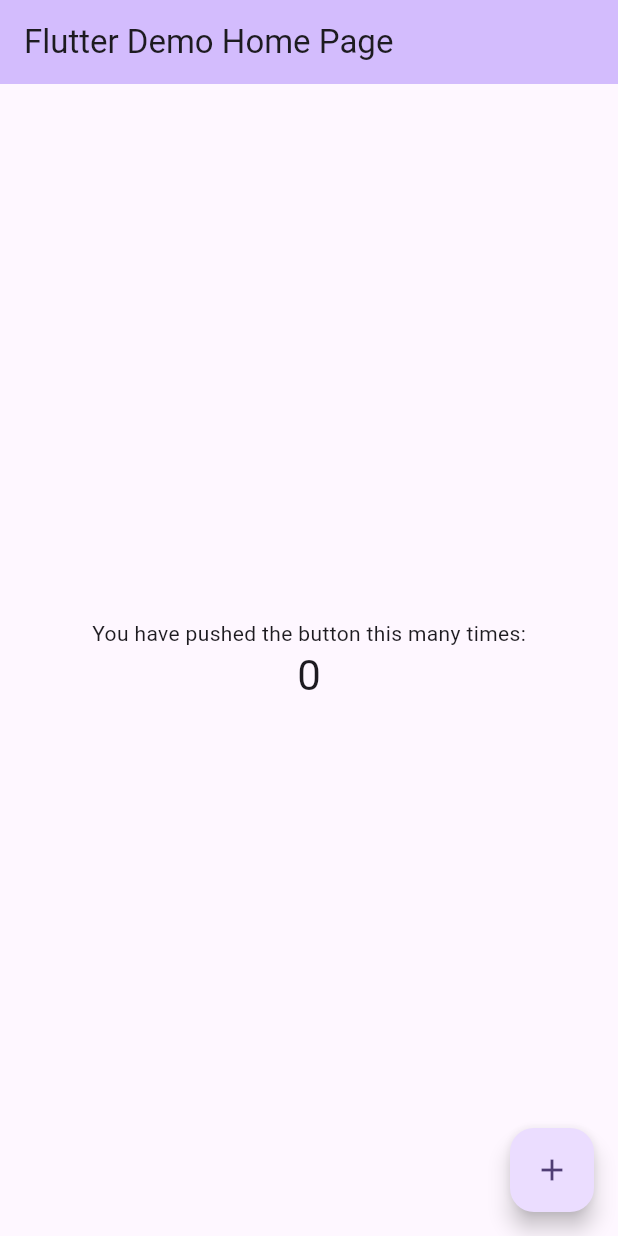
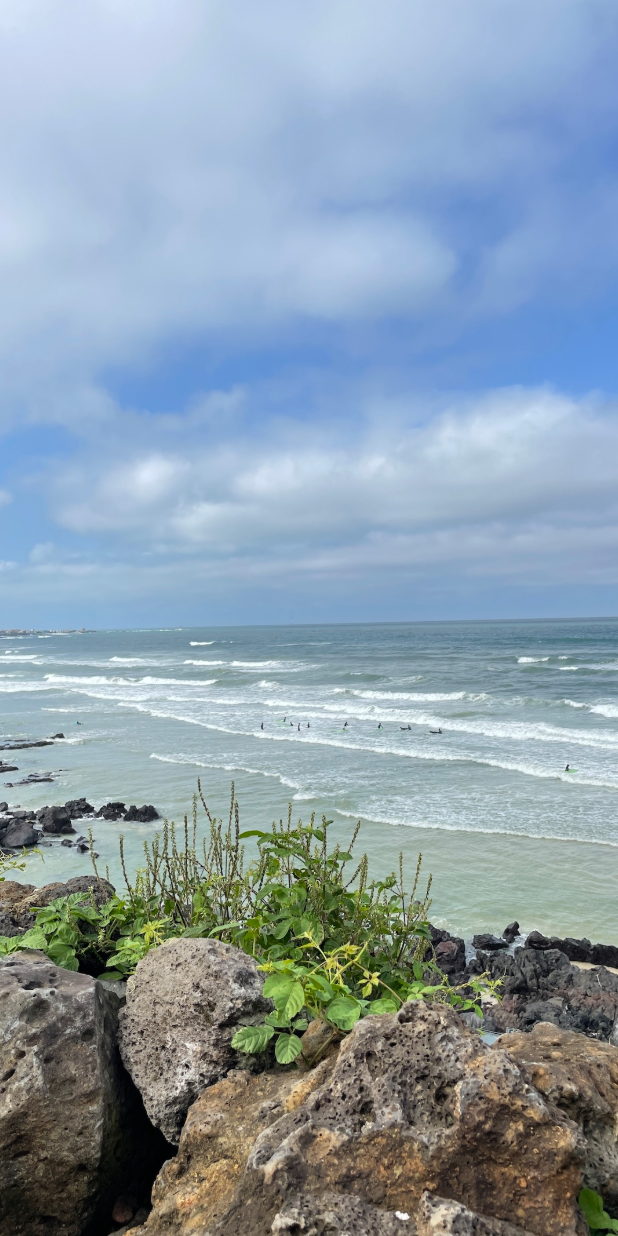
Before and after one commit to jinwoobot/image_carousel, a Flutter app: the screen it shows after launch, on a phone screen of 412 x 824 dp. Run offline on Flutter 3.47's test engine with Material 2 defaults, Android fonts, the phone set to English and light mode, and no system bars.

Commit message:
Update home_screen.dart

```diff
--- a/lib/main.dart
+++ b/lib/main.dart
@@ -1,125 +1,10 @@
+import 'package:image_carousel/screen/home_screen.dart';
 import 'package:flutter/material.dart';
 
 void main() {
-  runApp(const MyApp());
+  runApp(
+    MaterialApp(
+      home: HomeScreen(),
+    )
+  );
 }
-
-class MyApp extends StatelessWidget {
-  const MyApp({super.key});
-
-  // This widget is the root of your application.
-  @override
-  Widget build(BuildContext context) {
-    return MaterialApp(
-      title: 'Flutter Demo',
-      theme: ThemeData(
-        // This is the theme of your application.
-        //
-        // TRY THIS: Try running your application with "flutter run". You'll see
-        // the application has a blue toolbar. Then, without quitting the app,
-        // try changing the seedColor in the colorScheme below to Colors.green
-        // and then invoke "hot reload" (save your changes or press the "hot
-        // reload" button in a Flutter-supported IDE, or press "r" if you used
-        // the command line to start the app).
-        //
-        // Notice that the counter didn't reset back to zero; the application
-        // state is not lost during the reload. To reset the state, use hot
-        // restart instead.
-        //
-        // This works for code too, not just values: Most code changes can be
-        // tested with just a hot reload.
-        colorScheme: ColorScheme.fromSeed(seedColor: Colors.deepPurple),
-        useMaterial3: true,
-      ),
-      home: const MyHomePage(title: 'Flutter Demo Home Page'),
-    );
-  }
-}
-
-class MyHomePage extends StatefulWidget {
-  const MyHomePage({super.key, required this.title});
-
-  // This widget is the home page of your application. It is stateful, meaning
-  // that it has a State object (defined below) that contains fields that affect
-  // how it looks.
-
-  // This class is the configuration for the state. It holds the values (in this
-  // case the title) provided by the parent (in this case the App widget) and
-  // used by the build method of the State. Fields in a Widget subclass are
-  // always marked "final".
-
-  final String title;
-
-  @override
-  State<MyHomePage> createState() => _MyHomePageState();
-}
-
-class _MyHomePageState extends State<MyHomePage> {
-  int _counter = 0;
-
-  void _incrementCounter() {
-    setState(() {
-      // This call to setState tells the Flutter framework that something has
-      // changed in this State, which causes it to rerun the build method below
-      // so that the display can reflect the updated values. If we changed
-      // _counter without calling setState(), then the build method would not be
-      // called again, and so nothing would appear to happen.
-      _counter++;
-    });
-  }
-
-  @override
-  Widget build(BuildContext context) {
-    // This method is rerun every time setState is called, for instance as done
-    // by the _incrementCounter method above.
-    //
-    // The Flutter framework has been optimized to make rerunning build methods
-    // fast, so that you can just rebuild anything that needs updating rather
-    // than having to individually change instances of widgets.
-    return Scaffold(
-      appBar: AppBar(
-        // TRY THIS: Try changing the color here to a specific color (to
-        // Colors.amber, perhaps?) and trigger a hot reload to see the AppBar
-        // change color while the other colors stay the same.
-        backgroundColor: Theme.of(context).colorScheme.inversePrimary,
-        // Here we take the value from the MyHomePage object that was created by
-        // the App.build method, and use it to set our appbar title.
-        title: Text(widget.title),
-      ),
-      body: Center(
-        // Center is a layout widget. It takes a single child and positions it
-        // in the middle of the parent.
-        child: Column(
-          // Column is also a layout widget. It takes a list of children and
-          // arranges them vertically. By default, it sizes itself to fit its
-          // children horizontally, and tries to be as tall as its parent.
-          //
-          // Column has various properties to control how it sizes itself and
-          // how it positions its children. Here we use mainAxisAlignment to
-          // center the children vertically; the main axis here is the vertical
-          // axis because Columns are vertical (the cross axis would be
-          // horizontal).
-          //
-          // TRY THIS: Invoke "debug painting" (choose the "Toggle Debug Paint"
-          // action in the IDE, or press "p" in the console), to see the
-          // wireframe for each widget.
-          mainAxisAlignment: MainAxisAlignment.center,
-          children: <Widget>[
-            const Text(
-              'You have pushed the button this many times:',
-            ),
-            Text(
-              '$_counter',
-              style: Theme.of(context).textTheme.headlineMedium,
-            ),
-          ],
-        ),
-      ),
-      floatingActionButton: FloatingActionButton(
-        onPressed: _incrementCounter,
-        tooltip: 'Increment',
-        child: const Icon(Icons.add),
-      ), // This trailing comma makes auto-formatting nicer for build methods.
-    );
-  }
-}
--- /dev/null
+++ b/lib/screen/home_screen.dart
@@ -0,0 +1,54 @@
+import 'package:flutter/material.dart';
+import 'package:flutter/services.dart';
+import 'dart:async';
+
+class HomeScreen extends StatefulWidget {
+  const HomeScreen({Key? key}) : super(key: key);
+
+  @override
+  State<HomeScreen> createState() => _HomeScreenState();
+}
+class _HomeScreenState  extends State<HomeScreen> {
+  final PageController pageController = PageController();
+
+  // initSate() 함수등록
+  @override
+  void initState() {
+    super.initState();
+
+    Timer.periodic(
+      Duration(seconds: 3),
+        (timer) {
+        int? nextPage = pageController.page?.toInt();
+        // null 일때는 null이 들어가고 값이 있으면 toInt()를 하겠다는 뜻
+        // int? 는 변수가 null일 수도있고 아닐 수도 있다는 것
+
+        if (nextPage == null) {
+          return;
+        }
+
+        if (nextPage == 4){
+          nextPage = 0;
+        } else {
+          nextPage++;
+        }
+        pageController.animateToPage(
+          nextPage,
+          duration: Duration(milliseconds: 500),
+          curve: Curves.ease,
+        );
+        },
+    );
+
+  }
+  @override
+  Widget build(BuildContext context) {
+    return Scaffold(
+      body: PageView(
+        controller: pageController,
+        children: [1,2,3,4,5]
+            .map((number) => Image.asset('assets/img/image_$number.jpeg', fit: BoxFit.cover),).toList(),
+      ),
+    );
+  }
+}
```
Also changed, not shown: assets/img/image_1.jpeg (renamed from lib/assets/img/image_1.jpeg), assets/img/image_2.jpeg (renamed from lib/assets/img/image_2.jpeg), assets/img/image_3.jpeg (renamed from lib/assets/img/image_3.jpeg), assets/img/image_4.jpeg (renamed from lib/assets/img/image_4.jpeg), assets/img/image_5.jpeg (renamed from lib/assets/img/image_5.jpeg).
